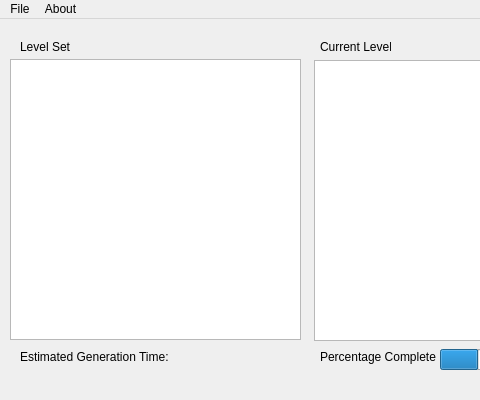
This is mainwindow.ui in RBrNx/SokoGenerator as Qt 5 draws it before an edit; both pictures show x 0 to 480 and y 0 to 400 of the 785 by 400 pixel window. The edited form follows.
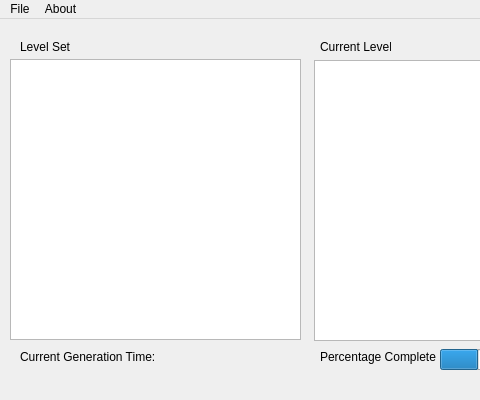
This is the edited form.

Patch:
```diff
--- a/mainwindow.ui
+++ b/mainwindow.ui
@@ -160,7 +160,7 @@
      </rect>
     </property>
     <property name="text">
-     <string>Estimated Generation Time:</string>
+     <string>Current Generation Time:</string>
     </property>
    </widget>
    <widget class="QLabel" name="label_Percentage">
```
